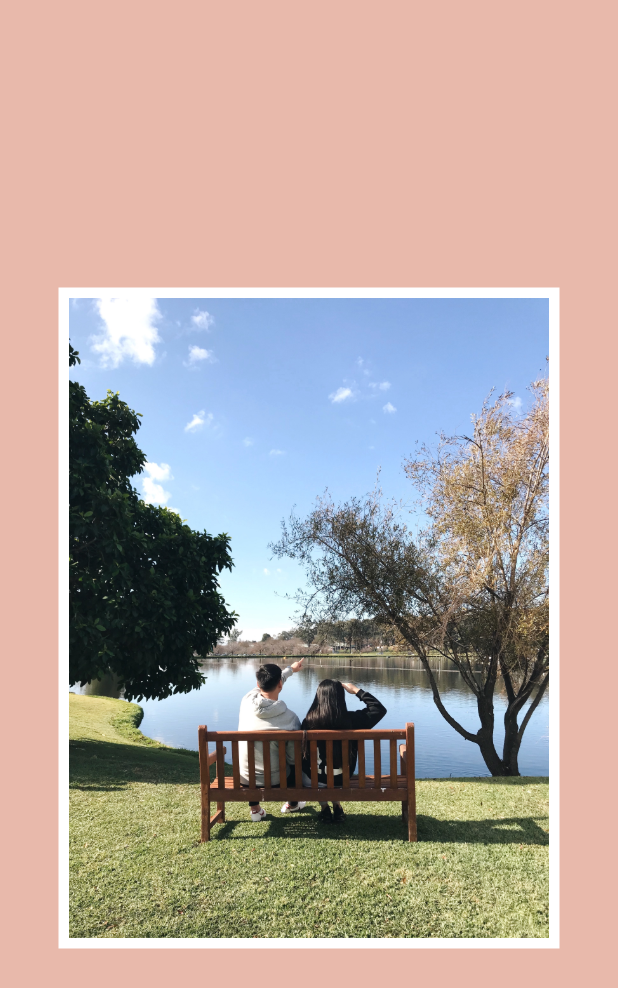
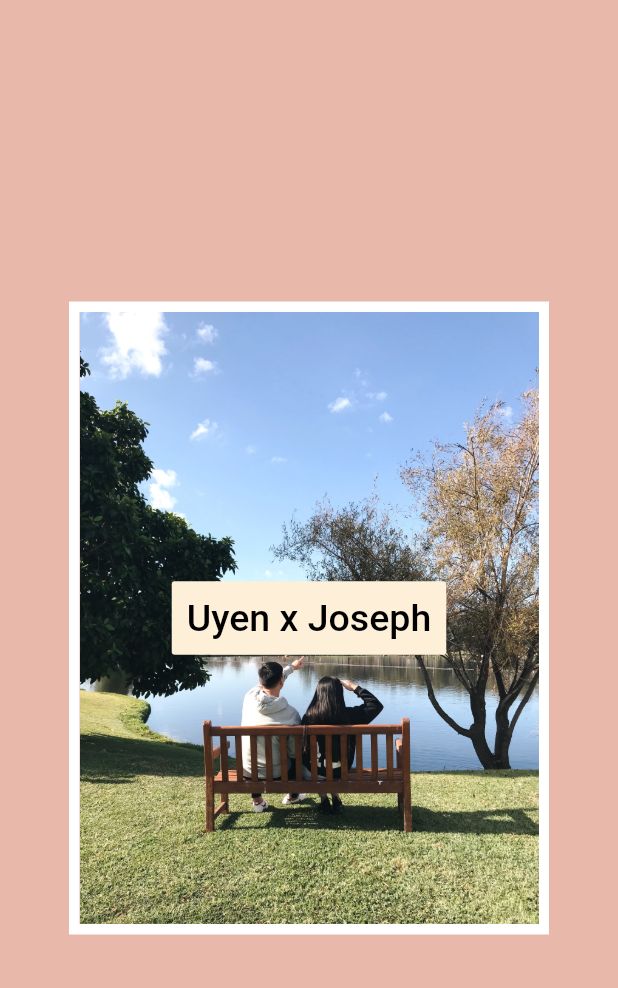
Before and after one commit to uyentrannn/UyenxJoJoApp, a Flutter app: the screen it shows after launch, on a phone screen of 412 x 824 dp. Shown: the top 988 px of the screen. Run offline on Flutter 3.47's test engine with Material 2 defaults, Android fonts, the phone set to English and light mode, and no system bars; Roboto replaces fonts that are missing (Montaga).

Commit message:
fixed border and added button

```diff
--- a/App/uyenxjojoapp/lib/main.dart
+++ b/App/uyenxjojoapp/lib/main.dart
@@ -36,12 +36,39 @@ class _MyHomePageState extends State<MyHomePage> {
         backgroundColor: pink,
         body: Center(
           child: Container(
+            width: 320,
+            height: 422,
             decoration: BoxDecoration(
               border: Border.all(
               color: Colors.white,
               width: 7,
-              )),
+              )
+            ),
+            child: Stack(
+              children: <Widget>[
+                Container(
+                  alignment: Alignment.center,
                   child: Image.asset('assets/images/bench-image.JPG', width: 320),
-            ))));
+                ),
+                Container(
+                  alignment: Alignment.center,
+                  child: FlatButton(
+                    color: yellow,
+                    textColor: Colors.black,
+                    padding: EdgeInsets.all(10.0),
+                    splashColor: blue,
+                    onPressed: () {},
+                    child: Text(
+                      "Uyen x Joseph",
+                      style: buttonStyle,
+                    ),
+                  ),
+                )
+              ]
+            ),
+          )
+        )
+      )
+    );
   }
 }
```
Lines whose indentation alone changed are shown as unchanged.
